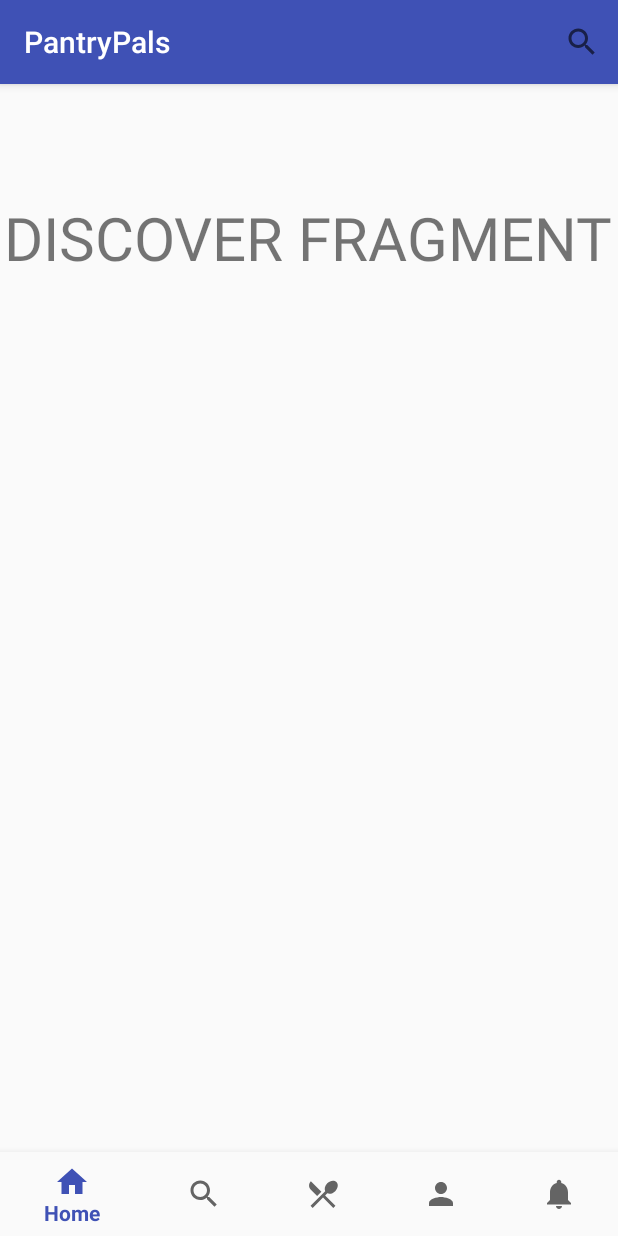
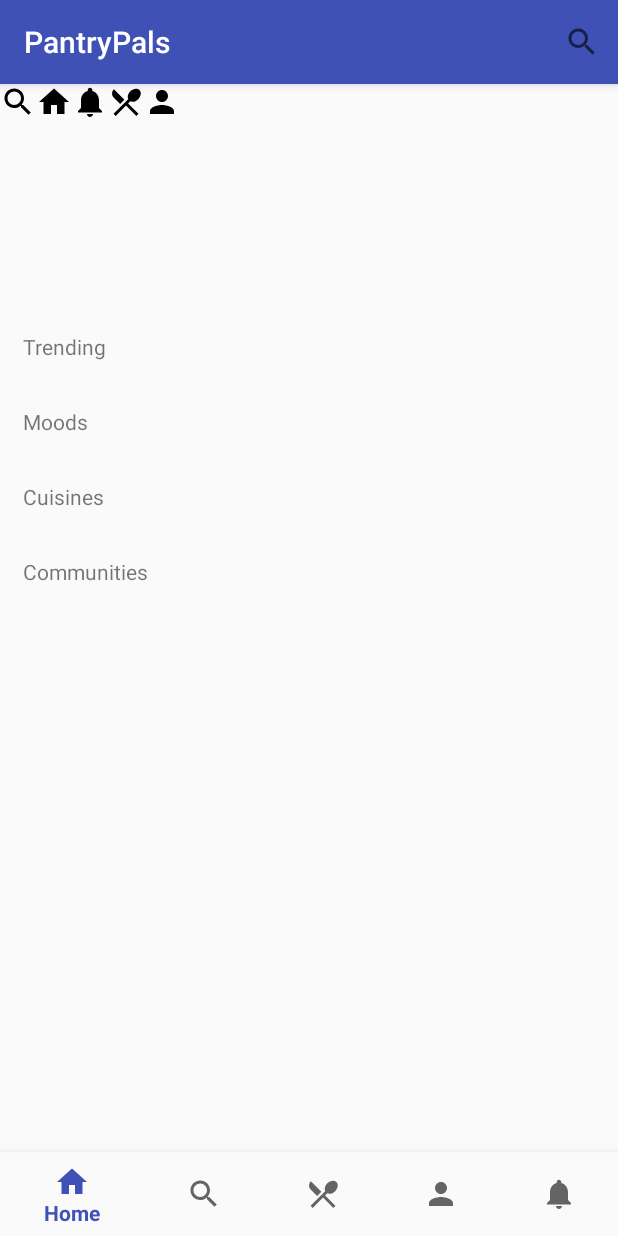
Before and after one commit to tribby5/PantryPals, an Android app: the fragment DiscoverFragment placed in its activity, on a phone screen of 412 x 824 dp. Run offline under Robolectric (Android 15) with nearby library versions, the phone set to English and light mode, and no system bars; 2 statements that could not run were skipped.

Commit message:
Create discover list items

```diff
--- a/app/build.gradle
+++ b/app/build.gradle
@@ -44,4 +44,5 @@ dependencies {
 
 
 
+
 apply plugin: 'com.google.gms.google-services'
--- a/app/src/main/java/pantrypals/discover/DiscoverFragment.java
+++ b/app/src/main/java/pantrypals/discover/DiscoverFragment.java
@@ -1,5 +1,7 @@
 package pantrypals.discover;
 
+import android.app.Activity;
+import android.content.Context;
 import android.os.Bundle;
 import android.support.v4.app.Fragment;
 import android.view.LayoutInflater;
@@ -8,14 +10,16 @@ import android.view.MenuInflater;
 import android.view.MenuItem;
 import android.view.View;
 import android.view.ViewGroup;
+import android.widget.LinearLayout;
 import android.widget.SearchView;
 import android.widget.TextView;
-import android.widget.Toast;
 
 import com.android.databaes.pantrypals.R;
 
 
 public class DiscoverFragment extends Fragment {
+
+    private ItemClickListener mListener;
 
     public DiscoverFragment() {
         // Required empty public constructor
@@ -26,6 +30,10 @@ public class DiscoverFragment extends Fragment {
         return fragment;
     }
 
+    /*
+     * Overridden methods
+     */
+
     @Override
     public void onCreate(Bundle savedInstanceState) {
         super.onCreate(savedInstanceState);
@@ -35,12 +43,54 @@ public class DiscoverFragment extends Fragment {
     public View onCreateView(LayoutInflater inflater, ViewGroup container,
                              Bundle savedInstanceState) {
         setHasOptionsMenu(true);
-        return inflater.inflate(R.layout.fragment_discover, container, false);
+
+        View view = inflater.inflate(R.layout.fragment_discover, container, false);
+
+        populateFeaturedPosts(view);
+
+
+
+        return view;
+    }
+
+    @Override
+    public void onAttach(Context context) {
+        super.onAttach(context);
+        mListener = (ItemClickListener) context;
+    }
+
+    @Override
+    public void onAttach(Activity activity) {
+        super.onAttach(activity);
+        mListener = (ItemClickListener) activity;
+    }
+
+    @Override
+    public void onDetach() {
+        super.onDetach();
+        mListener = null;
     }
 
     @Override
     public void onCreateOptionsMenu(Menu menu, MenuInflater inflater) {
+        createSearchBar(menu);
+    }
 
+    /*
+     * Helper methods
+     */
+
+    private void populateFeaturedPosts(View view) {
+        LinearLayout layout = view.findViewById(R.id.featured_posts);
+        int[] ids = {R.drawable.ic_discover, R.drawable.ic_home, R.drawable.ic_notifications, R.drawable.ic_pantry, R.drawable.ic_person};
+        for (int i = 0; i < 5; i++) {
+            FeaturedPost fp = new FeaturedPost(getContext());
+            fp.setImageResource(ids[i]);
+            layout.addView(fp);
+        }
+    }
+
+    private void createSearchBar(Menu menu) {
         // Implementing ActionBar Search inside a fragment
         MenuItem item = menu.add("Search");
         item.setIcon(R.drawable.ic_discover); // sets icon
--- /dev/null
+++ b/app/src/main/java/pantrypals/discover/FeaturedPost.java
@@ -0,0 +1,12 @@
+package pantrypals.discover;
+
+import android.content.Context;
+import android.support.v7.widget.AppCompatImageView;
+
+public class FeaturedPost extends AppCompatImageView {
+
+    public FeaturedPost(Context context) {
+        super(context);
+    }
+
+}
--- /dev/null
+++ b/app/src/main/java/pantrypals/discover/ItemClickListener.java
@@ -0,0 +1,11 @@
+package pantrypals.discover;
+
+/**
+ * Created by adityasrinivasan on 06/11/17.
+ */
+
+public interface ItemClickListener {
+
+    void itemClicked(CharSequence message);
+
+}
--- a/app/src/main/res/layout/fragment_discover.xml
+++ b/app/src/main/res/layout/fragment_discover.xml
@@ -1,16 +1,56 @@
-<RelativeLayout xmlns:android="http://schemas.android.com/apk/res/android"
+<LinearLayout xmlns:android="http://schemas.android.com/apk/res/android"
     xmlns:tools="http://schemas.android.com/tools"
     android:layout_width="match_parent"
     android:layout_height="match_parent"
+    android:id="@+id/frame_layout_master"
+    android:orientation="vertical"
     tools:context="pantrypals.discover.DiscoverFragment">
 
+    <HorizontalScrollView
+        android:layout_width="match_parent"
+        android:layout_height="150dp">
+        <LinearLayout
+            android:layout_width="match_parent"
+            android:layout_height="match_parent"
+            android:id="@+id/featured_posts"
+            android:orientation="horizontal">
+        </LinearLayout>
+    </HorizontalScrollView>
+
     <TextView
-        android:layout_width="wrap_content"
+        android:id="@+id/discover_list_trending_item"
+        android:layout_width="match_parent"
         android:layout_height="wrap_content"
-        android:text="@string/fragment_title_discover"
-        android:textSize="40sp"
-        android:layout_alignParentTop="true"
-        android:layout_centerHorizontal="true"
-        android:layout_marginTop="75dp" />
+        android:text="@string/discover_list_trending"
+        android:gravity="left"
+        android:padding="@dimen/padding"
+        />
 
-</RelativeLayout>
+    <TextView
+        android:id="@+id/discover_list_moods_item"
+        android:layout_width="match_parent"
+        android:layout_height="wrap_content"
+        android:text="@string/discover_list_moods"
+        android:gravity="left"
+        android:padding="@dimen/padding"
+        />
+
+    <TextView
+        android:id="@+id/discover_list_cuisines_item"
+        android:layout_width="match_parent"
+        android:layout_height="wrap_content"
+        android:text="@string/discover_list_cuisines"
+        android:gravity="left"
+        android:padding="@dimen/padding"
+        />
+
+    <TextView
+        android:id="@+id/discover_list_communities_item"
+        android:layout_width="match_parent"
+        android:layout_height="wrap_content"
+        android:text="@string/discover_list_communities"
+        android:gravity="left"
+        android:padding="@dimen/padding"
+        />
+
+</LinearLayout>
--- /dev/null
+++ b/app/src/main/res/values/dimens.xml
@@ -0,0 +1,4 @@
+<?xml version="1.0" encoding="utf-8"?>
+<resources>
+    <dimen name="padding">15dp</dimen>
+</resources>
--- a/app/src/main/res/values/strings.xml
+++ b/app/src/main/res/values/strings.xml
@@ -49,4 +49,11 @@
 
     <!-- Discover Page -->
     <string name="discover_search_hint">Search people, posts, and communities...</string>
+
+    <!-- TODO: Remove or change this placeholder text -->
+    <string name="hello_blank_fragment">Hello blank fragment</string>
+    <string name="discover_list_trending">Trending</string>
+    <string name="discover_list_moods">Moods</string>
+    <string name="discover_list_cuisines">Cuisines</string>
+    <string name="discover_list_communities">Communities</string>
 </resources>
```
